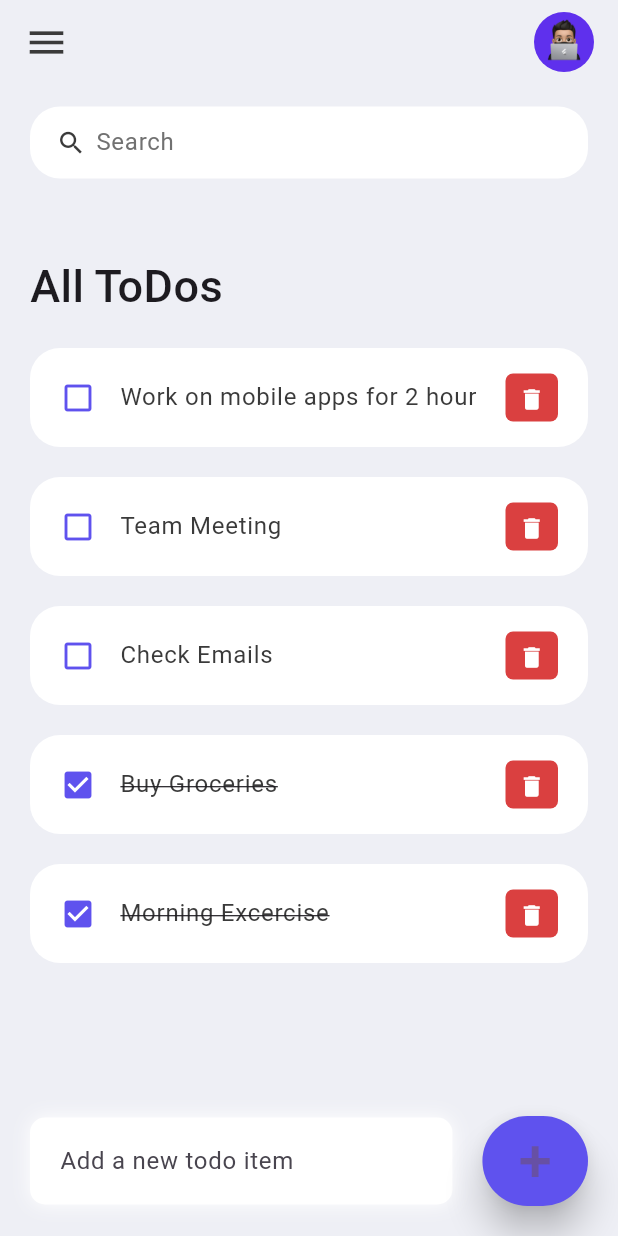
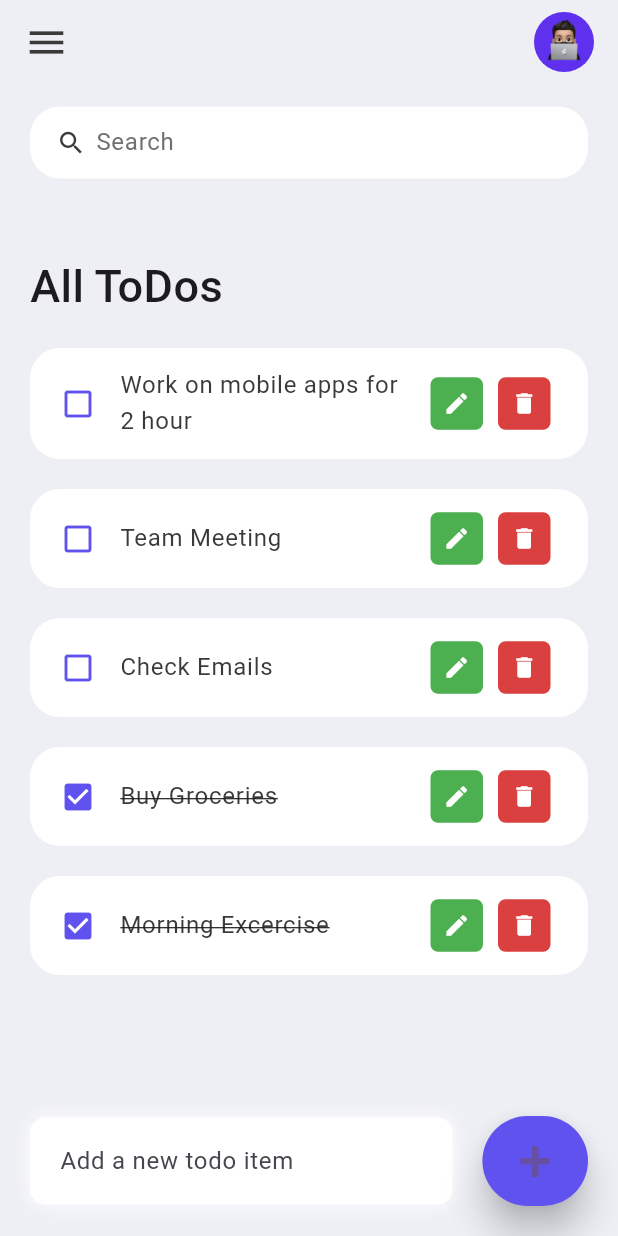
Before and after one commit to HeitorLouzeiroRepositoryIFPI/flutter-todo-app, a Flutter app: the screen it shows after launch, after a tap on the "delete" icon, on a phone screen of 412 x 824 dp. Run offline on Flutter 3.47's test engine with Material 3 defaults, Android fonts, the phone set to English and light mode, and no system bars.

```diff
--- a/todo_app/lib/widgets/todo_item.dart
+++ b/todo_app/lib/widgets/todo_item.dart
@@ -5,14 +5,16 @@ import '../constants/colors.dart';
 
 class ToDoItem extends StatelessWidget {
   final ToDo todo;
-  final onToDoChanged;
-  final onDeleteItem;
+  final Function(ToDo) onToDoChanged;
+  final Function(String) onDeleteItem;
+  final Function(String) onEditItem;
 
   const ToDoItem({
     super.key,
     required this.todo,
     required this.onToDoChanged,
     required this.onDeleteItem,
+    required this.onEditItem,
   });
 
   @override
@@ -21,7 +23,6 @@ class ToDoItem extends StatelessWidget {
       margin: EdgeInsets.only(bottom: 20),
       child: ListTile(
         onTap: () {
-          // print('Clicked on Todo Item.');
           onToDoChanged(todo);
         },
         shape: RoundedRectangleBorder(
@@ -41,9 +42,32 @@ class ToDoItem extends StatelessWidget {
             decoration: todo.isDone ? TextDecoration.lineThrough : null,
           ),
         ),
-        trailing: Container(
+        trailing: Row(
+          mainAxisSize: MainAxisSize.min,
+          children: [
+            Container(
               padding: EdgeInsets.all(0),
-          margin: EdgeInsets.symmetric(vertical: 12),
+              margin: EdgeInsets.symmetric(horizontal: 5),
+              height: 35,
+              width: 35,
+              decoration: BoxDecoration(
+                color: Colors.green,
+                borderRadius: BorderRadius.circular(5),
+              ),
+              child: IconButton(
+                color: Colors.white,
+                iconSize: 18,
+                icon: Icon(Icons.edit),
+                onPressed: () {
+                  if (todo.id != null) {
+                    onEditItem(todo.id!); // Garantir que o ID não é nulo
+                  }
+                },
+              ),
+            ),
+            Container(
+              padding: EdgeInsets.all(0),
+              margin: EdgeInsets.symmetric(horizontal: 5),
               height: 35,
               width: 35,
               decoration: BoxDecoration(
@@ -55,10 +79,13 @@ class ToDoItem extends StatelessWidget {
                 iconSize: 18,
                 icon: Icon(Icons.delete),
                 onPressed: () {
-              // print('Clicked on delete icon');
-              onDeleteItem(todo.id);
+                  if (todo.id != null) {
+                    onDeleteItem(todo.id!); // Garantir que o ID não é nulo
+                  }
                 },
               ),
+            ),
+          ],
         ),
       ),
     );
```
Also changed, not shown: todo_app/lib/screens/home.dart (+36 -0 lines). Lines whose indentation alone changed are shown as unchanged.
